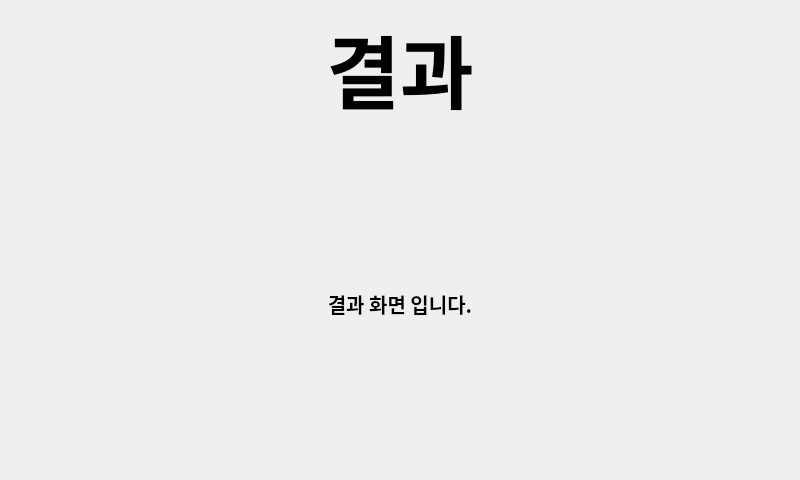
Qt form resources/ui/result.ui (minmin5/pyqt) before a commit.
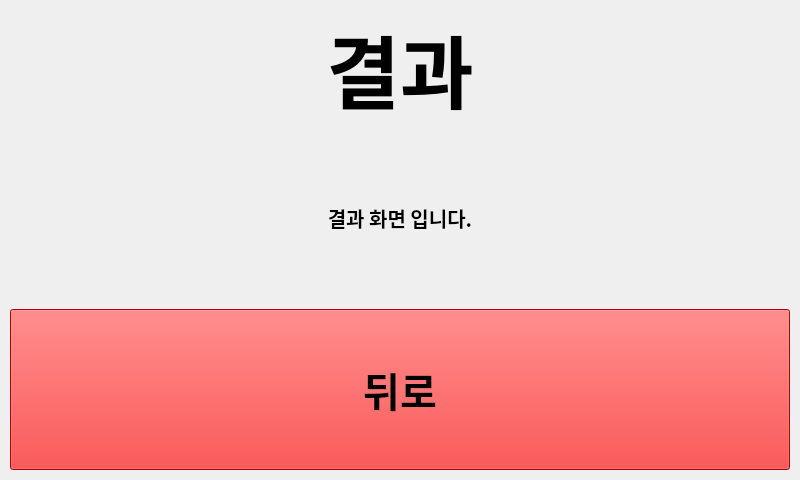
The same form after that commit.

Diff of the .ui file:
```diff
--- a/resources/ui/result.ui
+++ b/resources/ui/result.ui
@@ -25,7 +25,7 @@
   <property name="windowTitle">
    <string>메인창</string>
   </property>
-  <layout class="QGridLayout" name="gridLayout" rowstretch="4,0">
+  <layout class="QGridLayout" name="gridLayout" rowstretch="4,1,1">
    <property name="sizeConstraint">
     <enum>QLayout::SetDefaultConstraint</enum>
    </property>
@@ -89,6 +89,30 @@
      </property>
     </widget>
    </item>
+   <item row="2" column="0">
+    <widget class="QPushButton" name="to_back_btn">
+     <property name="sizePolicy">
+      <sizepolicy hsizetype="Minimum" vsizetype="Expanding">
+       <horstretch>0</horstretch>
+       <verstretch>0</verstretch>
+      </sizepolicy>
+     </property>
+     <property name="font">
+      <font>
+       <family>맑은 고딕</family>
+       <pointsize>30</pointsize>
+       <weight>75</weight>
+       <bold>true</bold>
+      </font>
+     </property>
+     <property name="styleSheet">
+      <string notr="true">background-color: rgb(255, 0, 0);</string>
+     </property>
+     <property name="text">
+      <string>뒤로</string>
+     </property>
+    </widget>
+   </item>
   </layout>
  </widget>
  <resources/>
```
